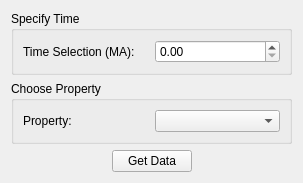
GPlates/GPlates, file scripts/orange-widget/attr_at_time.ui: the form before one commit.
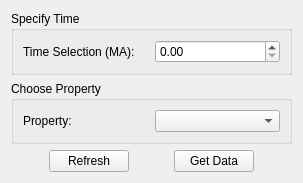
The form after the commit.

Diff of the .ui file:
```diff
--- a/scripts/orange-widget/attr_at_time.ui
+++ b/scripts/orange-widget/attr_at_time.ui
@@ -62,6 +62,26 @@
    </item>
    <item>
     <layout class="QHBoxLayout" name="horizontalLayout">
+     <item>
+      <spacer name="horizontalSpacer">
+       <property name="orientation">
+        <enum>Qt::Horizontal</enum>
+       </property>
+       <property name="sizeHint" stdset="0">
+        <size>
+         <width>40</width>
+         <height>20</height>
+        </size>
+       </property>
+      </spacer>
+     </item>
+     <item>
+      <widget class="QPushButton" name="refresh_button">
+       <property name="text">
+        <string>Refresh</string>
+       </property>
+      </widget>
+     </item>
      <item>
       <spacer name="horizontalSpacer_3">
        <property name="orientation">
```
Left out of the diff: 2 changed lines with no effect on the pictures.
